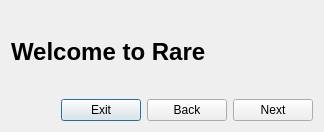
Above: rare/ui/components/dialogs/login/login_dialog.ui from RareDevs/Rare before the change. Below: the same form after it.
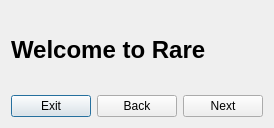
That is the form after the change.

Diff of the .ui file:
```diff
--- a/rare/ui/components/dialogs/login/login_dialog.ui
+++ b/rare/ui/components/dialogs/login/login_dialog.ui
@@ -6,8 +6,8 @@
    <rect>
     <x>0</x>
     <y>0</y>
-    <width>324</width>
-    <height>132</height>
+    <width>241</width>
+    <height>128</height>
    </rect>
   </property>
   <property name="windowTitle">
```
